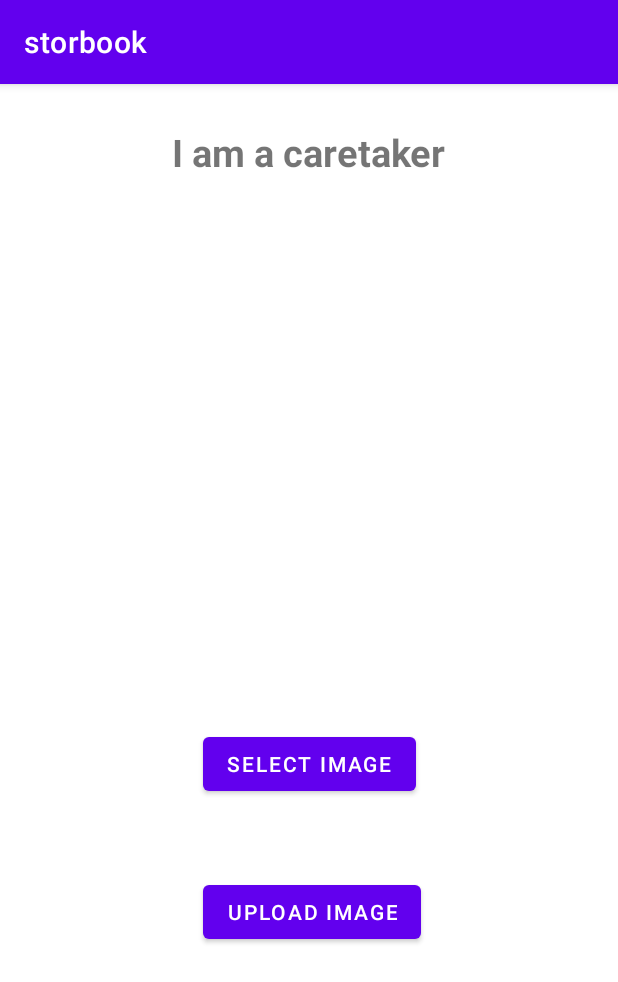
After one commit to knn3/StoryBook, an Android app: the Caretaker screen opened directly, with no data from a screen before it, on a phone screen of 412 x 824 dp. The commit adds this screen. Shown: the top 982 px of the screen. Run offline under Robolectric (Android 15) with nearby library versions, the phone set to English and light mode, and no system bars; our stand-ins replace Firebase (no records; nobody signed in at launch, a user with empty details on screens opened directly).

Commit message:
finished uploading from caretaker side

```diff
--- a/app/src/main/AndroidManifest.xml
+++ b/app/src/main/AndroidManifest.xml
@@ -12,7 +12,10 @@
         android:roundIcon="@mipmap/ic_launcher_round"
         android:supportsRtl="true"
         android:theme="@style/Theme.Storbook"
-        tools:targetApi="31">
+        tools:targetApi="32">
+        <activity
+            android:name=".Caretaker"
+            android:exported="false" />
         <activity
             android:name=".MainActivity"
             android:exported="true">
--- /dev/null
+++ b/app/src/main/java/com/example/storbook/Caretaker.java
@@ -0,0 +1,105 @@
+package com.example.storbook;
+
+import androidx.annotation.NonNull;
+import androidx.annotation.Nullable;
+import androidx.appcompat.app.AppCompatActivity;
+
+import android.app.ProgressDialog;
+import android.content.Intent;
+import android.net.Uri;
+import android.os.Bundle;
+import android.view.LayoutInflater;
+import android.view.View;
+import android.widget.ProgressBar;
+import android.widget.Toast;
+
+import com.example.storbook.databinding.ActivityCaretakerBinding;
+import com.example.storbook.databinding.ActivityMainBinding;
+import com.google.android.gms.tasks.OnFailureListener;
+import com.google.android.gms.tasks.OnSuccessListener;
+import com.google.firebase.storage.FirebaseStorage;
+import com.google.firebase.storage.StorageReference;
+import com.google.firebase.storage.UploadTask;
+
+import java.text.SimpleDateFormat;
+import java.util.Date;
+import java.util.Locale;
+
+public class Caretaker extends AppCompatActivity {
+
+    ActivityCaretakerBinding binding;
+    Uri imageUri;
+    StorageReference storageReference;
+    ProgressDialog progressDialog;
+
+    @Override
+    protected void onCreate(Bundle savedInstanceState) {
+        super.onCreate(savedInstanceState);
+        binding = ActivityCaretakerBinding.inflate(getLayoutInflater());
+        setContentView(binding.getRoot());
+
+        binding.selectImagebtn.setOnClickListener(new View.OnClickListener(){
+            @Override
+            public void onClick(View v){
+                selectImage();
+            }
+        });
+
+        binding.uploadBtn.setOnClickListener(new View.OnClickListener() {
+            @Override
+            public void onClick(View view) {
+                uploadImage();
+            }
+        });
+    }
+
+    private void uploadImage(){
+
+        progressDialog = new ProgressDialog(this);
+        progressDialog.setTitle("Uploading.....");
+        progressDialog.show();
+
+        SimpleDateFormat formatter = new SimpleDateFormat("yyyy_MM_dd_HH_mm_ss", Locale.CANADA);
+        Date now = new Date();
+        String fileName = formatter.format(now);
+
+        storageReference = FirebaseStorage.getInstance().getReference("images/"+fileName);
+
+        storageReference.putFile(imageUri)
+                .addOnSuccessListener(new OnSuccessListener<UploadTask.TaskSnapshot>() {
+                    @Override
+                    public void onSuccess(UploadTask.TaskSnapshot taskSnapshot) {
+                        binding.imageView.setImageURI(null);
+                        Toast.makeText(Caretaker.this, "Successfully Uploaded", Toast.LENGTH_SHORT).show();
+                        if (progressDialog.isShowing()){
+                            progressDialog.dismiss();
+                        }
+                    }
+                }).addOnFailureListener(new OnFailureListener() {
+                    @Override
+                    public void onFailure(@NonNull Exception e) {
+                        if (progressDialog.isShowing()){
+                            progressDialog.dismiss();
+                        }
+                        Toast.makeText(Caretaker.this, "Failed to Upload", Toast.LENGTH_SHORT).show();
+                     }
+        });
+    }
+
+    private void selectImage(){
+        Intent intent = new Intent();
+        intent.setType("image/*");
+        intent.setAction(Intent.ACTION_GET_CONTENT);
+        startActivityForResult(intent, 100);
+    }
+
+    @Override
+    protected void onActivityResult(int requestCode, int resultCode, @Nullable Intent data) {
+        super.onActivityResult(requestCode, resultCode, data);
+
+        if (requestCode == 100 && data != null && data.getData() != null){
+            imageUri = data.getData();
+            binding.imageView.setImageURI(imageUri);
+        }
+    }
+}
--- /dev/null
+++ b/app/src/main/res/layout/activity_caretaker.xml
@@ -0,0 +1,59 @@
+<?xml version="1.0" encoding="utf-8"?>
+<androidx.constraintlayout.widget.ConstraintLayout xmlns:android="http://schemas.android.com/apk/res/android"
+    xmlns:app="http://schemas.android.com/apk/res-auto"
+    xmlns:tools="http://schemas.android.com/tools"
+    android:layout_width="match_parent"
+    android:layout_height="match_parent"
+    tools:context=".Caretaker">
+
+    <TextView
+        android:id="@+id/show_caretaker"
+        android:layout_width="wrap_content"
+        android:layout_height="wrap_content"
+        android:layout_centerHorizontal="true"
+        android:layout_centerVertical="true"
+        android:text="I am a caretaker"
+        android:textSize="25dp"
+        android:textStyle="bold"
+        app:layout_constraintBottom_toBottomOf="parent"
+        app:layout_constraintEnd_toEndOf="parent"
+        app:layout_constraintStart_toStartOf="parent"
+        app:layout_constraintTop_toTopOf="parent"
+        app:layout_constraintVertical_bias="0.038" />
+
+    <Button
+        android:id="@+id/selectImagebtn"
+        android:layout_width="wrap_content"
+        android:layout_height="wrap_content"
+        android:text="Select Image"
+        app:layout_constraintBottom_toTopOf="@+id/uploadBtn"
+        app:layout_constraintEnd_toEndOf="parent"
+        app:layout_constraintHorizontal_bias="0.501"
+        app:layout_constraintStart_toStartOf="parent"
+        app:layout_constraintTop_toBottomOf="@+id/show_caretaker"
+        app:layout_constraintVertical_bias="0.879" />
+
+    <Button
+        android:id="@+id/uploadBtn"
+        android:layout_width="wrap_content"
+        android:layout_height="wrap_content"
+        android:layout_marginBottom="192dp"
+        android:text="Upload Image"
+        app:layout_constraintBottom_toBottomOf="parent"
+        app:layout_constraintEnd_toEndOf="parent"
+        app:layout_constraintHorizontal_bias="0.507"
+        app:layout_constraintStart_toStartOf="parent" />
+
+    <ImageView
+        android:id="@+id/imageView"
+        android:layout_width="200dp"
+        android:layout_height="200dp"
+        app:layout_constraintBottom_toTopOf="@+id/selectImagebtn"
+        app:layout_constraintEnd_toEndOf="parent"
+        app:layout_constraintHorizontal_bias="0.498"
+        app:layout_constraintStart_toStartOf="parent"
+        app:layout_constraintTop_toTopOf="parent"
+        app:layout_constraintVertical_bias="0.643"
+        tools:srcCompat="@tools:sample/avatars" />
+
+</androidx.constraintlayout.widget.ConstraintLayout>
--- a/app/src/main/res/layout/activity_main.xml
+++ b/app/src/main/res/layout/activity_main.xml
@@ -29,11 +29,11 @@
             android:id="@+id/btnpwd"
             android:layout_width="210dp"
             android:layout_height="210dp"
+            android:layout_below="@id/identity"
             android:layout_centerHorizontal="true"
-                android:layout_below="@id/identity"
             android:background="@drawable/postcard"
             android:focusableInTouchMode="false"
-                android:onClick="onpwdClicked"/>
+            android:onClick="onpwdClicked" />
         <TextView
             android:layout_width="wrap_content"
             android:layout_height="wrap_content"
@@ -56,6 +56,8 @@
             android:background="@drawable/givelove2"
             android:onClick="onctClicked"
             />
+
+
         <TextView
             android:layout_width="wrap_content"
             android:layout_height="wrap_content"
--- a/build.gradle
+++ b/build.gradle
@@ -1,4 +1,8 @@
-// Top-level build file where you can add configuration options common to all sub-projects/modules.
+buildscript {
+    dependencies {
+        classpath 'com.google.gms:google-services:4.3.13'
+    }
+}// Top-level build file where you can add configuration options common to all sub-projects/modules.
 plugins {
     id 'com.android.application' version '7.2.0' apply false
     id 'com.android.library' version '7.2.0' apply false
```
Also changed, not shown: app/build.gradle (+8 -0 lines), app/src/main/java/com/example/storbook/MainActivity.java (+35 -1 lines), 12 other files. Lines whose indentation alone changed are shown as unchanged.
